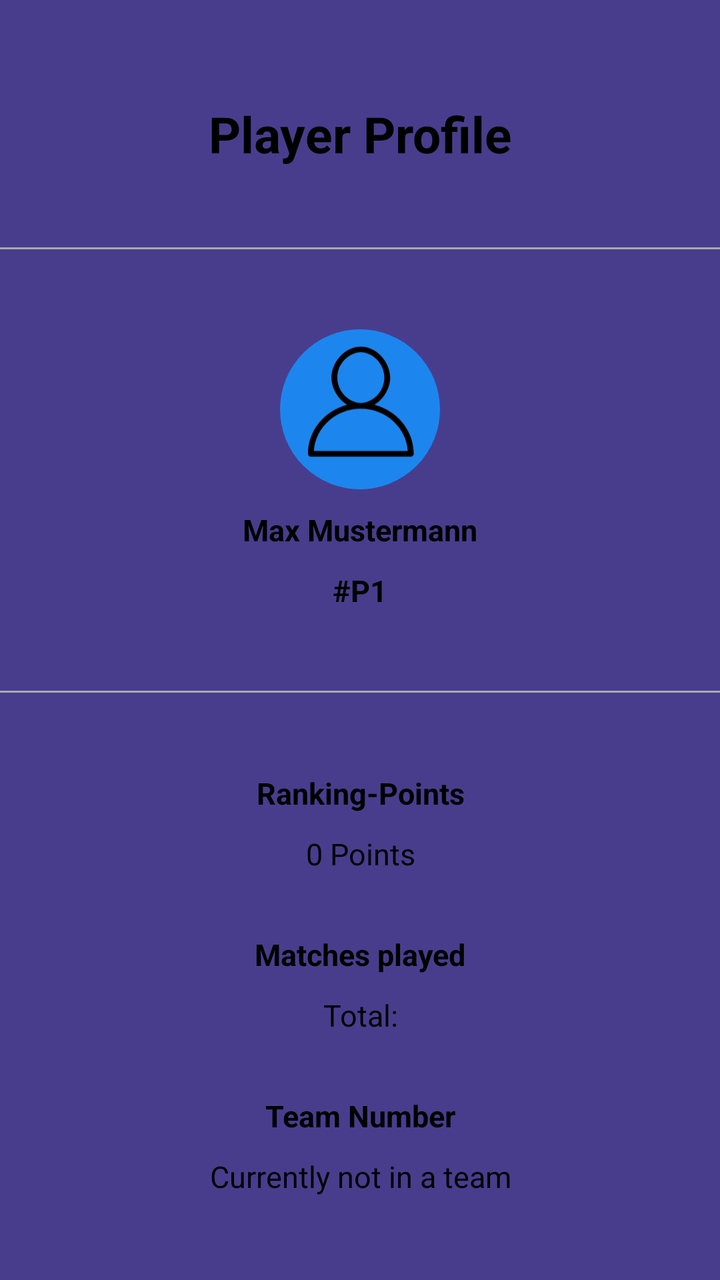
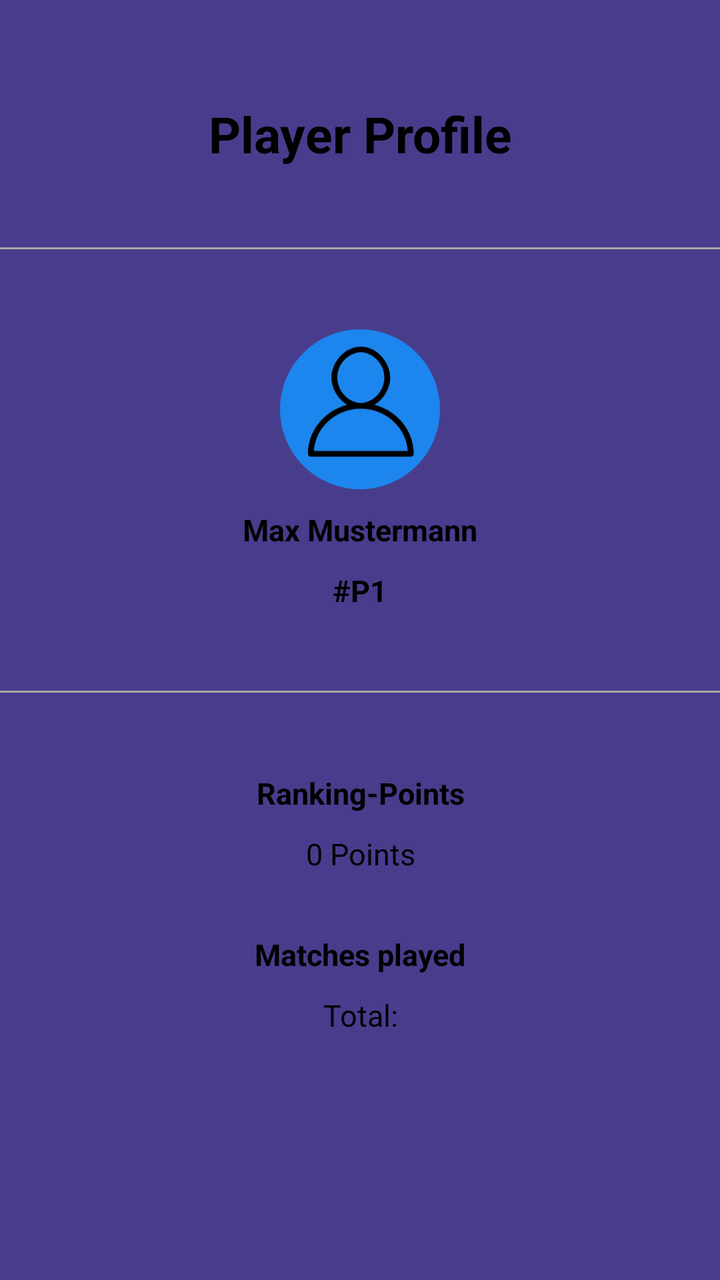

Before-and-after screenshots of an Android layout around one commit, followed by the original layout XML and the change that was made.
<!-- AndroidManifest.xml: application theme AppTheme -->
<!-- res/layout/fragment_playerinfo.xml -->
<?xml version="1.0" encoding="utf-8"?>
<ScrollView xmlns:android="http://schemas.android.com/apk/res/android"
    xmlns:tools="http://schemas.android.com/tools"
    android:layout_width="match_parent"
    android:layout_height="match_parent"
    android:background="#483D8D"
    tools:context=".statsFragments.MatchInfoFragment">

    <LinearLayout
        android:layout_width="match_parent"
        android:layout_height="wrap_content"
        android:orientation="vertical"
        android:paddingBottom="40dp">

        <TextView
            android:id="@+id/matchInfoTitle"
            android:layout_width="match_parent"
            android:layout_height="wrap_content"
            android:layout_gravity="center"
            android:layout_marginTop="50dp"
            android:text="Player Profile"
            android:textAlignment="center"
            android:textColor="#000"
            android:textSize="25sp"
            android:textStyle="bold" />

        <View
            android:layout_width="match_parent"
            android:layout_height="1dp"
            android:layout_marginTop="40dp"
            android:layout_marginBottom="40dp"
            android:background="@android:color/darker_gray" />

        <LinearLayout
            android:layout_width="wrap_content"
            android:layout_height="wrap_content"
            android:layout_gravity="center"
            android:gravity="center"
            android:orientation="vertical">

            <RelativeLayout
                android:id="@+id/team1player1icon"
                android:layout_width="80dp"
                android:layout_height="80dp"
                android:layout_gravity="center"
                android:background="@drawable/round_corners_shape">

                <ImageView
                    android:layout_width="70dp"
                    android:layout_height="70dp"
                    android:src="@drawable/ic_default_profile_24"
                    android:translationX="5dp" />
            </RelativeLayout>

            <TextView
                android:id="@+id/playerName"
                android:layout_width="wrap_content"
                android:layout_height="wrap_content"
                android:layout_gravity="center"
                android:layout_marginTop="10dp"
                android:text="Max Mustermann"
                android:textColor="#000"
                android:textSize="15sp"
                android:textStyle="bold"/>

            <TextView
                android:id="@+id/playerID"
                android:layout_width="wrap_content"
                android:layout_height="wrap_content"
                android:layout_gravity="center"
                android:layout_marginTop="10dp"
                android:text="#P1"
                android:textColor="#000"
                android:textSize="15sp"
                android:textStyle="bold"/>

        </LinearLayout>

        <View
            android:layout_width="match_parent"
            android:layout_height="1dp"
            android:layout_marginTop="40dp"
            android:layout_marginBottom="40dp"
            android:background="@android:color/darker_gray" />

        <TextView
            android:layout_width="match_parent"
            android:layout_height="wrap_content"
            android:text="Ranking-Points"
            android:textAlignment="center"
            android:textColor="#000"
            android:textSize="15sp"
            android:textStyle="bold" />

        <TextView
            android:id="@+id/rankingPoints"
            android:layout_width="match_parent"
            android:layout_height="wrap_content"
            android:layout_marginTop="10dp"
            android:text="0 Points"
            android:textAlignment="center"
            android:textColor="#000"
            android:textSize="15sp" />

        <TextView
            android:layout_width="match_parent"
            android:layout_height="wrap_content"
            android:layout_marginTop="30dp"
            android:text="Matches played"
            android:textAlignment="center"
            android:textColor="#000"
            android:textSize="15sp"
            android:textStyle="bold" />

        <TextView
            android:id="@+id/matchesPlayed"
            android:layout_width="match_parent"
            android:layout_height="wrap_content"
            android:layout_marginTop="10dp"
            android:text="Total:"
            android:textAlignment="center"
            android:textColor="#000"
            android:textSize="15sp" />

        <TextView
            android:layout_width="match_parent"
            android:layout_height="wrap_content"
            android:layout_marginTop="30dp"
            android:text="Team Number"
            android:textAlignment="center"
            android:textColor="#000"
            android:textSize="15sp"
            android:textStyle="bold" />

        <TextView
            android:id="@+id/teamNumber"
            android:layout_width="match_parent"
            android:layout_height="wrap_content"
            android:layout_marginTop="10dp"
            android:text="Currently not in a team"
            android:textAlignment="center"
            android:textColor="#000"
            android:textSize="15sp" />

        <TextView
            android:layout_width="match_parent"
            android:layout_height="wrap_content"
            android:layout_marginTop="30dp"
            android:text="Main hand"
            android:textAlignment="center"
            android:textColor="#000"
            android:textSize="15sp"
            android:textStyle="bold"
            android:visibility="gone"/>

        <TextView
            android:id="@+id/mainHand"
            android:layout_width="match_parent"
            android:layout_height="wrap_content"
            android:layout_marginTop="10dp"
            android:text="Unknown"
            android:textAlignment="center"
            android:textColor="#000"
            android:textSize="15sp"
            android:visibility="gone"/>

    </LinearLayout>

</ScrollView>
<!-- resources referenced by this layout -->
<resources>
  <!-- drawable ic_default_profile_24 (drawable) -->
  <vector android:height="24dp" android:tint="#000000"
      android:viewportHeight="20" android:viewportWidth="20"
      android:width="25dp" xmlns:android="http://schemas.android.com/apk/res/android">
  
      <path android:fillColor="@android:color/white" android:pathData="M12.075,10.812c1.358-0.853,2.242-2.507,2.242-4.037c0-2.181-1.795-4.618-4.198-4.618S5.921,4.594,5.921,6.775c0,1.53,0.884,3.185,2.242,4.037c-3.222,0.865-5.6,3.807-5.6,7.298c0,0.23,0.189,0.42,0.42,0.42h14.273c0.23,0,0.42-0.189,0.42-0.42C17.676,14.619,15.297,11.677,12.075,10.812 M6.761,6.775c0-2.162,1.773-3.778,3.358-3.778s3.359,1.616,3.359,3.778c0,2.162-1.774,3.778-3.359,3.778S6.761,8.937,6.761,6.775 M3.415,17.69c0.218-3.51,3.142-6.297,6.704-6.297c3.562,0,6.486,2.787,6.705,6.297H3.415z"/>
  </vector>
  <!-- drawable round_corners_shape (drawable) -->
  <?xml version="1.0" encoding="utf-8"?>
  <shape xmlns:android="http://schemas.android.com/apk/res/android">
      <corners android:radius="300dp" />
      <solid android:color="#1C86EE"/>
      <stroke android:color="#1C86EE" android:width="10dp"/>
  </shape>
  <style name="AppTheme" parent="Theme.AppCompat.Light.NoActionBar">
          
          <item name="colorPrimary">@color/colorPrimary</item>
          <item name="colorPrimaryDark">@color/colorPrimaryDark</item>
          <item name="colorAccent">@color/colorAccent</item>
      </style>
  <color name="colorPrimary">#6200EE</color>
  <color name="colorPrimaryDark">#00BFFF</color>
  <color name="colorAccent">#03DAC5</color>
</resources>

<!-- the commit's change to res/layout/fragment_playerinfo.xml (unified diff, before → after) -->
@@ -130,7 +130,8 @@
             android:textAlignment="center"
             android:textColor="#000"
             android:textSize="15sp"
-            android:textStyle="bold" />
+            android:textStyle="bold"
+            android:visibility="gone"/>
 
         <TextView
             android:id="@+id/teamNumber"
@@ -140,7 +141,8 @@
             android:text="Currently not in a team"
             android:textAlignment="center"
             android:textColor="#000"
-            android:textSize="15sp" />
+            android:textSize="15sp"
+            android:visibility="gone"/>
 
         <TextView
             android:layout_width="match_parent"
